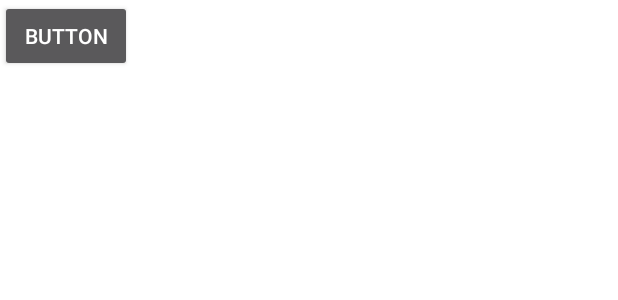
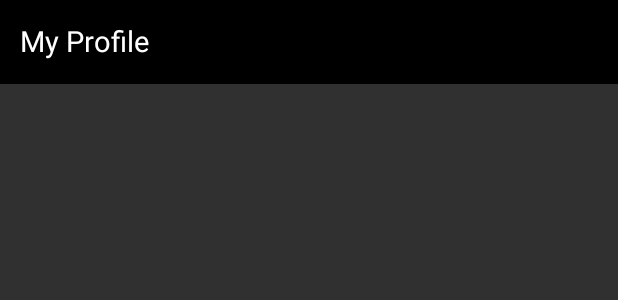
Before and after one commit to uzairnz/WhatsAround, an Android app: the layout fragment_profile.xml on its own in the app's theme, with its tools: preview values and no code run, on a phone screen of 412 x 824 dp. Shown: the top 300 px of the screen. Run offline under Robolectric (Android 15) with nearby library versions, the phone set to English and light mode, and no system bars.

Commit message:
Added toolbars to My Booking & Profile

```diff
--- a/app/src/main/res/layout/fragment_profile.xml
+++ b/app/src/main/res/layout/fragment_profile.xml
@@ -4,18 +4,49 @@
     android:layout_height="match_parent"
     tools:context="com.example.uzairzohaib.whatsaround.ProfileFragment">
 
-    <!-- TODO: Update blank fragment layout -->
-    <TextView
+    <android.support.v7.widget.Toolbar
+        android:id="@+id/toolbar_home_screen"
         android:layout_width="match_parent"
-        android:layout_height="match_parent"
-        android:text="@string/hello_blank_fragment"
-        android:background="#ffffff"/>
+        android:layout_height="56dp"
+        android:layout_gravity="top"
+        android:background="#000"
+        tools:ignore="NamespaceTypo">
 
-    <Button
-        android:id="@+id/button"
-        android:layout_width="wrap_content"
-        android:layout_height="wrap_content"
-        android:text="Button" />
+        <RelativeLayout
+
+            android:layout_width="match_parent"
+            android:layout_height="wrap_content">
+
+            <TextView
+                android:id="@+id/search_icon"
+                android:layout_width="wrap_content"
+                android:layout_height="wrap_content"
+                android:layout_alignParentRight="true"
+                android:layout_centerVertical="true"
+                android:padding="15dp"
+                android:textColor="@color/colorPrimary"
+                android:textSize="@dimen/text_size_12sp"
+                android:visibility="gone" />
+        </RelativeLayout>
+    </android.support.v7.widget.Toolbar>
+
+    <RelativeLayout
+        android:layout_width="match_parent"
+        android:layout_height="match_parent">
+
+        <TextView
+            android:id="@+id/textView"
+            android:layout_width="120dp"
+            android:layout_height="46dp"
+            android:layout_alignParentStart="true"
+            android:layout_alignParentTop="true"
+            android:layout_marginStart="13dp"
+            android:layout_marginTop="14dp"
+            android:text="My Profile"
+            android:textColor="@color/colorPrimary"
+            android:textSize="@dimen/text_size_19sp" />
+
+    </RelativeLayout>
 
 
 </FrameLayout>
```
Also changed, not shown: app/src/main/res/layout/fragment_booking.xml (+41 -10 lines), app/src/main/res/layout/services_recyclerview.xml (+3 -16 lines), app/src/main/res/drawable-v24/hand_shake.png (added).
